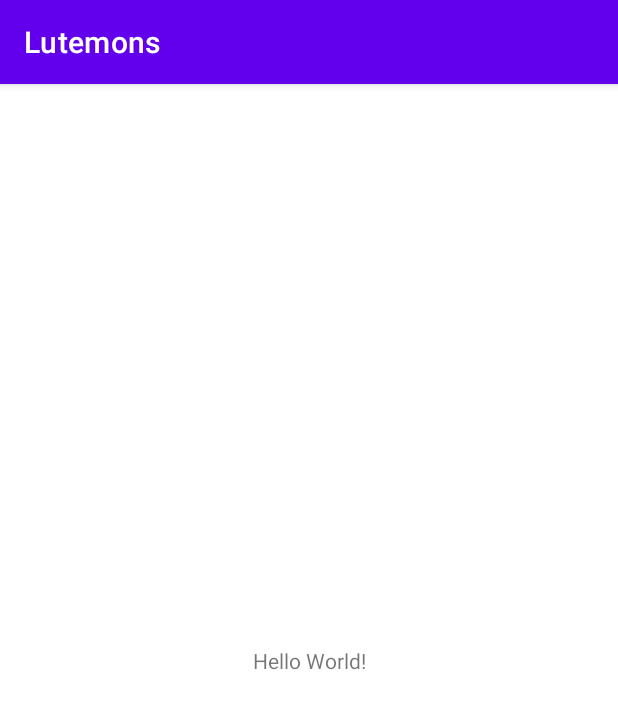
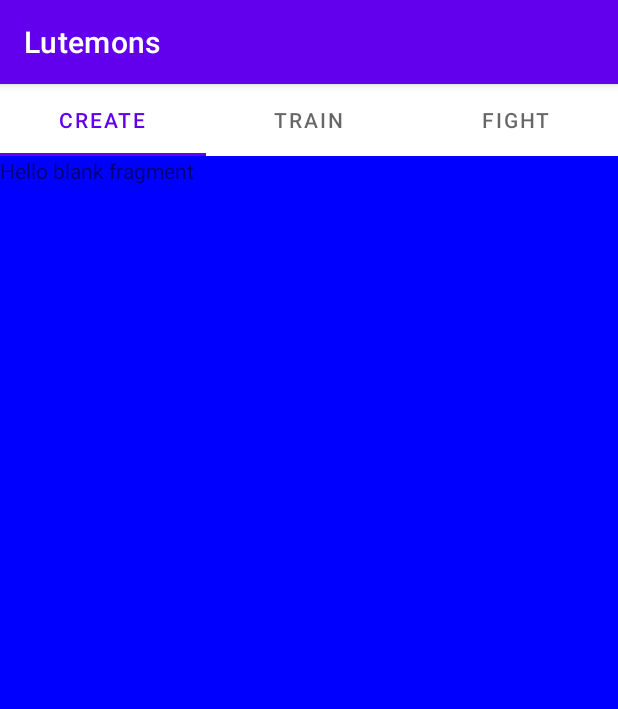
Before and after one commit to OskarSan/Lutemons, an Android app: the screen it shows after launch (MainActivity), on a phone screen of 412 x 824 dp. Shown: the top 709 px of the screen. Run offline under Robolectric (Android 15) with nearby library versions, the light colour scheme and no system bars.

Commit message:
Fragments added to create, train and fight lutemons.

```diff
--- a/app/src/main/java/com/example/lutemons/MainActivity.java
+++ b/app/src/main/java/com/example/lutemons/MainActivity.java
@@ -1,8 +1,11 @@
 package com.example.lutemons;
 
 import androidx.appcompat.app.AppCompatActivity;
+import androidx.viewpager2.widget.ViewPager2;
 
 import android.os.Bundle;
+
+import com.google.android.material.tabs.TabLayout;
 
 public class MainActivity extends AppCompatActivity {
 
@@ -10,5 +13,39 @@
     protected void onCreate(Bundle savedInstanceState) {
         super.onCreate(savedInstanceState);
         setContentView(R.layout.activity_main);
+
+
+        TabLayout tabLayout = findViewById(R.id.tabArea);
+        ViewPager2 fragmentArea = findViewById(R.id.fragmentArea);
+        TabPagerAdapter tabPagerAdapter = new TabPagerAdapter(this);
+        fragmentArea.setAdapter(tabPagerAdapter);
+
+        tabLayout.addOnTabSelectedListener(new TabLayout.OnTabSelectedListener() {
+            @Override
+            public void onTabSelected(TabLayout.Tab tab) {
+                fragmentArea.setCurrentItem(tab.getPosition());
+            }
+
+            @Override
+            public void onTabUnselected(TabLayout.Tab tab) {
+
+            }
+
+            @Override
+            public void onTabReselected(TabLayout.Tab tab) {
+
+            }
+        });
+        fragmentArea.registerOnPageChangeCallback(new ViewPager2.OnPageChangeCallback() {
+            @Override
+            public void onPageSelected(int position) {
+                super.onPageSelected(position);
+                tabLayout.getTabAt(position).select();
+            }
+        });
+
     }
+
+
+
 }
--- /dev/null
+++ b/app/src/main/java/com/example/lutemons/TabPagerAdapter.java
@@ -0,0 +1,40 @@
+package com.example.lutemons;
+
+import androidx.annotation.NonNull;
+import androidx.fragment.app.Fragment;
+import androidx.fragment.app.FragmentActivity;
+
+import androidx.viewpager2.adapter.FragmentStateAdapter;
+
+import com.example.lutemons.fragments.CreateLutemonFragment;
+import com.example.lutemons.fragments.FightLutemonFragment;
+import com.example.lutemons.fragments.TrainLutemonFragment;
+
+public class TabPagerAdapter extends FragmentStateAdapter {
+
+    public TabPagerAdapter(@NonNull FragmentActivity fragmentActivity) {
+        super(fragmentActivity);
+    }
+
+    @NonNull
+    @Override
+    public Fragment createFragment(int position) {
+
+        switch (position){
+            case 0:
+                return new CreateLutemonFragment();
+            case 1:
+                return new TrainLutemonFragment();
+            case 2:
+                return new FightLutemonFragment();
+            default:
+                return new CreateLutemonFragment();
+        }
+
+    }
+
+    @Override
+    public int getItemCount() {
+        return 3;
+    }
+}
--- /dev/null
+++ b/app/src/main/java/com/example/lutemons/fragments/CreateLutemonFragment.java
@@ -0,0 +1,66 @@
+package com.example.lutemons.fragments;
+
+import android.os.Bundle;
+
+import androidx.fragment.app.Fragment;
+
+import android.view.LayoutInflater;
+import android.view.View;
+import android.view.ViewGroup;
+
+import com.example.lutemons.R;
+
+/**
+ * A simple {@link Fragment} subclass.
+ * Use the {@link CreateLutemonFragment#newInstance} factory method to
+ * create an instance of this fragment.
+ */
+public class CreateLutemonFragment extends Fragment {
+
+    // TODO: Rename parameter arguments, choose names that match
+    // the fragment initialization parameters, e.g. ARG_ITEM_NUMBER
+    private static final String ARG_PARAM1 = "param1";
+    private static final String ARG_PARAM2 = "param2";
+
+    // TODO: Rename and change types of parameters
+    private String mParam1;
+    private String mParam2;
+
+    public CreateLutemonFragment() {
+        // Required empty public constructor
+    }
+
+    /**
+     * Use this factory method to create a new instance of
+     * this fragment using the provided parameters.
+     *
+     * @param param1 Parameter 1.
+     * @param param2 Parameter 2.
+     * @return A new instance of fragment FragmentA.
+     */
+    // TODO: Rename and change types and number of parameters
+    public static CreateLutemonFragment newInstance(String param1, String param2) {
+        CreateLutemonFragment fragment = new CreateLutemonFragment();
+        Bundle args = new Bundle();
+        args.putString(ARG_PARAM1, param1);
+        args.putString(ARG_PARAM2, param2);
+        fragment.setArguments(args);
+        return fragment;
+    }
+
+    @Override
+    public void onCreate(Bundle savedInstanceState) {
+        super.onCreate(savedInstanceState);
+        if (getArguments() != null) {
+            mParam1 = getArguments().getString(ARG_PARAM1);
+            mParam2 = getArguments().getString(ARG_PARAM2);
+        }
+    }
+
+    @Override
+    public View onCreateView(LayoutInflater inflater, ViewGroup container,
+                             Bundle savedInstanceState) {
+        // Inflate the layout for this fragment
+        return inflater.inflate(R.layout.fragment_create_lutemon, container, false);
+    }
+}
--- a/app/src/main/res/layout/activity_main.xml
+++ b/app/src/main/res/layout/activity_main.xml
@@ -1,5 +1,5 @@
 <?xml version="1.0" encoding="utf-8"?>
-<androidx.constraintlayout.widget.ConstraintLayout xmlns:android="http://schemas.android.com/apk/res/android"
+<RelativeLayout xmlns:android="http://schemas.android.com/apk/res/android"
     xmlns:app="http://schemas.android.com/apk/res-auto"
     xmlns:tools="http://schemas.android.com/tools"
     android:layout_width="match_parent"
@@ -15,4 +15,32 @@
         app:layout_constraintStart_toStartOf="parent"
         app:layout_constraintTop_toTopOf="parent" />
 
-</androidx.constraintlayout.widget.ConstraintLayout>
+    <com.google.android.material.tabs.TabLayout
+        android:layout_width="match_parent"
+        android:layout_height="wrap_content"
+        android:id="@+id/tabArea">
+
+        <com.google.android.material.tabs.TabItem
+            android:layout_width="wrap_content"
+            android:layout_height="wrap_content"
+            android:text="Create" />
+
+        <com.google.android.material.tabs.TabItem
+            android:layout_width="wrap_content"
+            android:layout_height="wrap_content"
+            android:text="Train" />
+
+        <com.google.android.material.tabs.TabItem
+            android:layout_width="wrap_content"
+            android:layout_height="wrap_content"
+            android:text="Fight" />
+    </com.google.android.material.tabs.TabLayout>
+
+    <androidx.viewpager2.widget.ViewPager2
+        android:layout_width="match_parent"
+        android:layout_height="match_parent"
+        android:id="@+id/fragmentArea"
+        android:layout_below="@+id/tabArea">
+
+    </androidx.viewpager2.widget.ViewPager2>
+</RelativeLayout>
--- /dev/null
+++ b/app/src/main/res/layout/fragment_create_lutemon.xml
@@ -0,0 +1,15 @@
+<?xml version="1.0" encoding="utf-8"?>
+<FrameLayout xmlns:android="http://schemas.android.com/apk/res/android"
+    xmlns:tools="http://schemas.android.com/tools"
+    android:layout_width="match_parent"
+    android:layout_height="match_parent"
+    tools:context=".fragments.CreateLutemonFragment"
+    android:background="#0000FF">
+
+    <!-- TODO: Update blank fragment layout -->
+    <TextView
+        android:layout_width="match_parent"
+        android:layout_height="match_parent"
+        android:text="@string/hello_blank_fragment" />
+
+</FrameLayout>
--- a/app/src/main/res/values/strings.xml
+++ b/app/src/main/res/values/strings.xml
@@ -1,3 +1,5 @@
 <resources>
     <string name="app_name">Lutemons</string>
+    <!-- TODO: Remove or change this placeholder text -->
+    <string name="hello_blank_fragment">Hello blank fragment</string>
 </resources>
```
Also changed, not shown: app/src/main/java/com/example/lutemons/fragments/FightLutemonFragment.java (added, +66 -0 lines), app/src/main/java/com/example/lutemons/fragments/TrainLutemonFragment.java (added, +66 -0 lines), app/src/main/res/layout/fragment_fight_lutemon.xml (added, +15 -0 lines), app/src/main/res/layout/fragment_train_lutemon.xml (added, +15 -0 lines).
